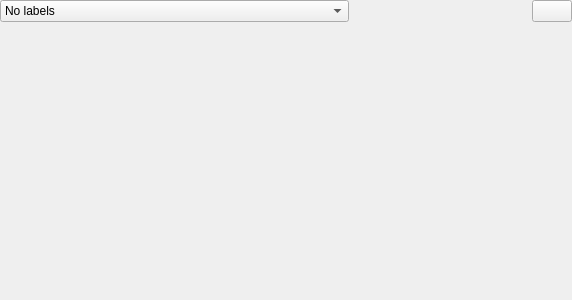
Before: the Qt Designer form src/ui/qgslabelingwidget.ui in nextgis/nextgisqgis, drawn with Qt 5.
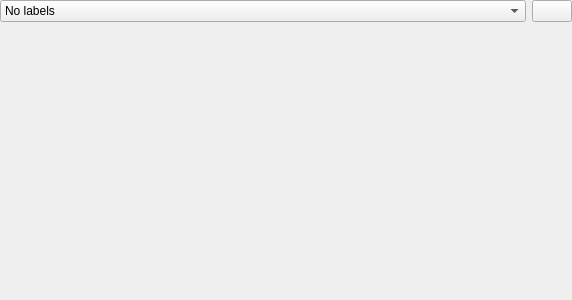
After: the same form once the commit is applied. Icons and pictures are not drawn.

Patch:
```diff
--- a/src/ui/qgslabelingwidget.ui
+++ b/src/ui/qgslabelingwidget.ui
@@ -21,6 +21,12 @@
     <layout class="QHBoxLayout" name="horizontalLayout">
      <item>
       <widget class="QComboBox" name="mLabelModeComboBox">
+       <property name="sizePolicy">
+        <sizepolicy hsizetype="Expanding" vsizetype="Fixed">
+         <horstretch>0</horstretch>
+         <verstretch>0</verstretch>
+        </sizepolicy>
+       </property>
        <item>
         <property name="text">
          <string>No labels</string>
@@ -55,19 +61,6 @@
        </item>
       </widget>
      </item>
-     <item>
-      <spacer name="horizontalSpacer_5">
-       <property name="orientation">
-        <enum>Qt::Horizontal</enum>
-       </property>
-       <property name="sizeHint" stdset="0">
-        <size>
-         <width>12</width>
-         <height>20</height>
-        </size>
-       </property>
-      </spacer>
-     </item>
      <item>
       <widget class="QPushButton" name="mEngineSettingsButton">
        <property name="enabled">
```
Left out of the diff: 27 changed lines with no effect on the pictures.
